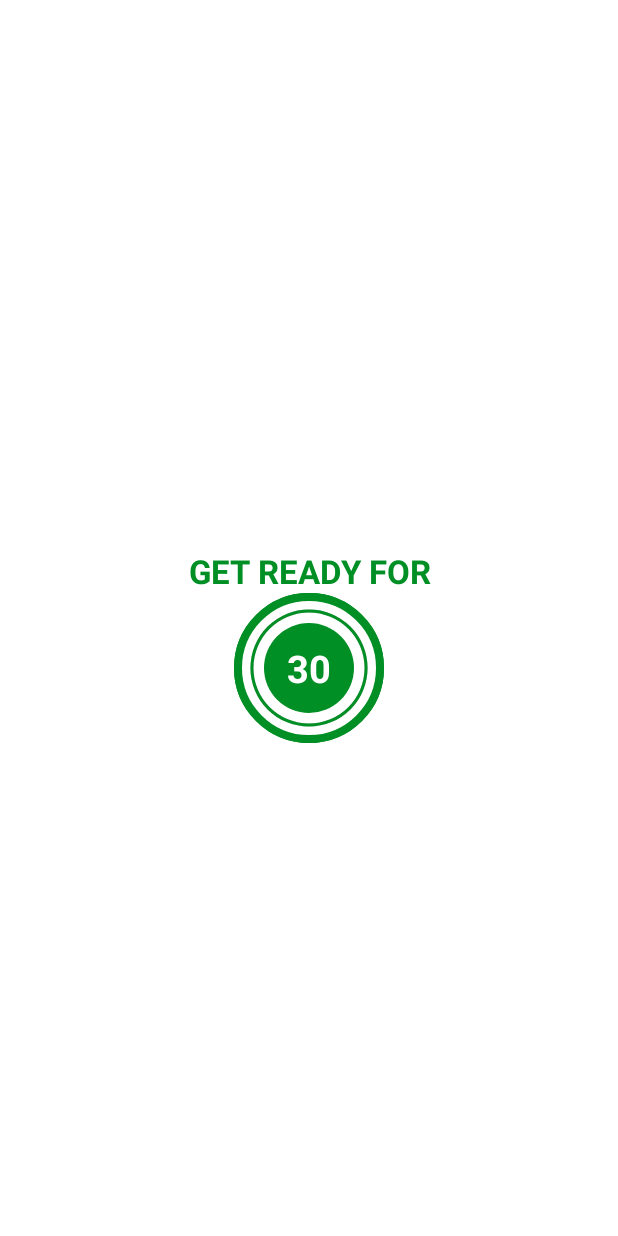
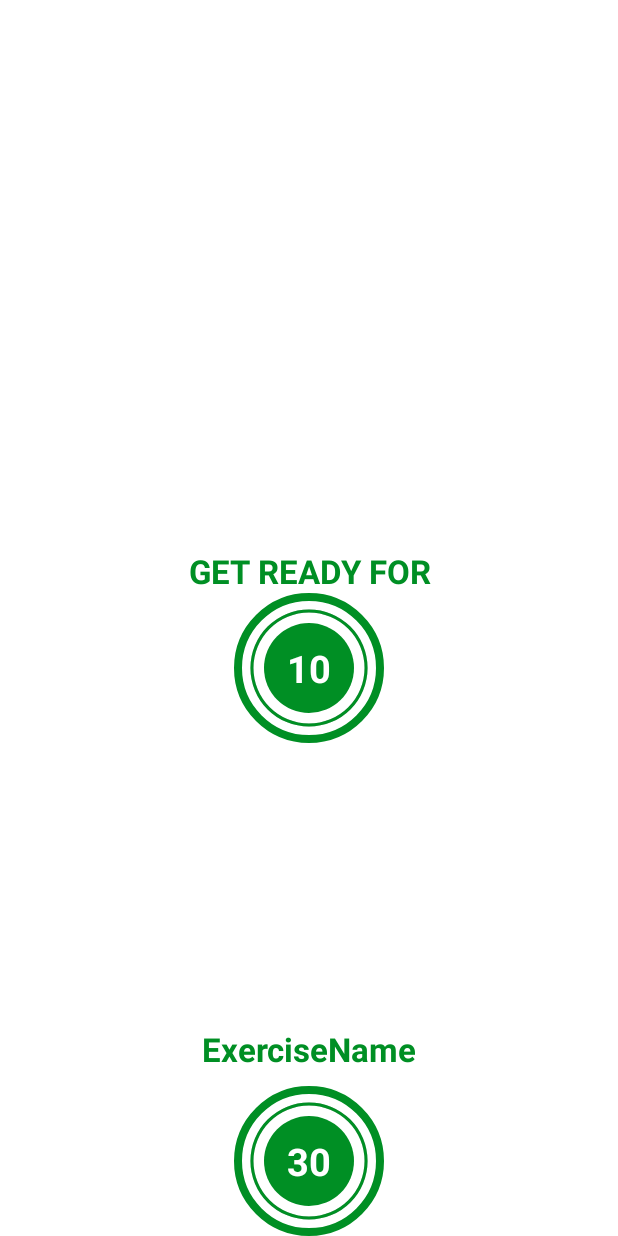
Before and after one commit to BrooitsFeiskJR/Workout-App, an Android app: the layout activity_exercise.xml on its own in the app's theme, with its tools: preview values and no code run, on a phone screen of 412 x 824 dp. Run offline under Robolectric (Android 15) with nearby library versions, the phone set to English and light mode, and no system bars.

```diff
--- a/app/src/main/res/layout/activity_exercise.xml
+++ b/app/src/main/res/layout/activity_exercise.xml
@@ -28,10 +28,10 @@
         app:layout_constraintEnd_toEndOf="parent"
         app:layout_constraintHorizontal_bias="0.0"
         app:layout_constraintStart_toStartOf="parent"
-        app:layout_constraintBottom_toTopOf="@+id/flProgressBar" />
+        app:layout_constraintBottom_toTopOf="@+id/flRestView" />
 
     <FrameLayout
-        android:id="@+id/flProgressBar"
+        android:id="@+id/flRestView"
         android:layout_width="100dp"
         android:layout_height="100dp"
         android:layout_marginTop="10dp"
@@ -74,6 +74,33 @@
             </LinearLayout>
     </FrameLayout>
 
+    <ImageView
+        android:id="@+id/ivImage"
+        android:layout_width="match_parent"
+        android:layout_height="0dp"
+        android:scaleType="fitXY"
+        android:src="@drawable/ic_jumping_jacks"
+        android:visibility="invisible"
+        app:layout_constraintBottom_toTopOf="@id/tvExerciseName"
+        app:layout_constraintTop_toBottomOf="@id/toolbarExercise"
+        />
+
+
+    <TextView
+        android:id="@+id/tvExerciseName"
+        android:layout_width="wrap_content"
+        android:layout_height="wrap_content"
+        android:text="ExerciseName"
+        android:textColor="@color/colorAccent"
+        android:textSize="@dimen/default_button_text_size"
+        android:textStyle="bold"
+        android:visibility="gone"
+        app:layout_constraintEnd_toEndOf="parent"
+        app:layout_constraintStart_toStartOf="parent"
+        app:layout_constraintTop_toBottomOf="@id/ivImage"
+        tools:visibility="visible"
+        />
+
     <FrameLayout
         android:id="@+id/flExerciseView"
         android:layout_width="100dp"
@@ -85,7 +112,7 @@
         app:layout_constraintBottom_toBottomOf="parent"
         app:layout_constraintEnd_toEndOf="parent"
         app:layout_constraintStart_toStartOf="parent"
-        app:layout_constraintTop_toBottomOf="@+id/toolbarExercise"
+        app:layout_constraintTop_toBottomOf="@+id/tvExerciseName"
         >
 
         <ProgressBar
```
Also changed, not shown: app/src/main/java/dev/tontech/workoutapp/ExerciseActivity.kt (+17 -3 lines), app/src/main/res/drawable/ic_step_up_onto_chair (1).png (deleted).
